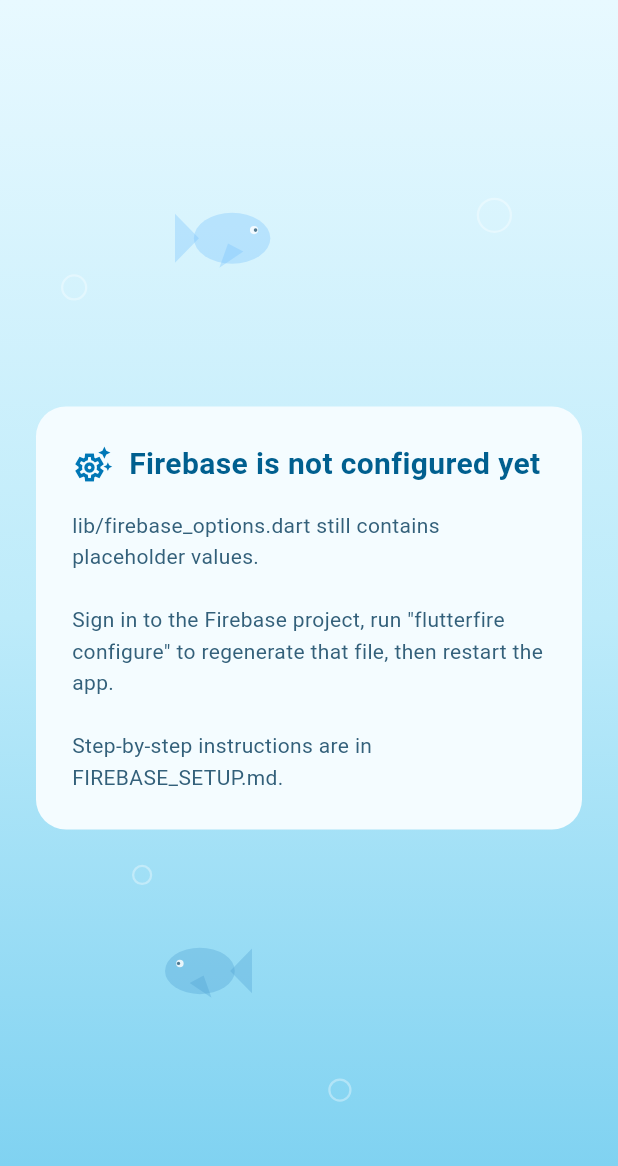
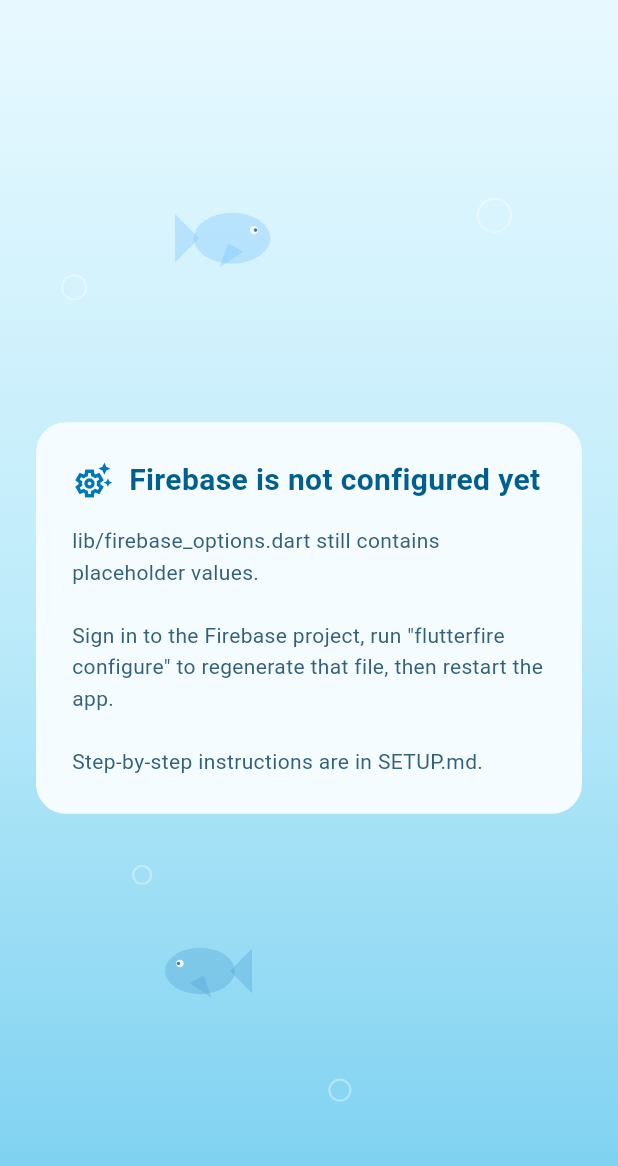
Before and after one commit to DougWinegarden/ultra_planner, a Flutter app: the screen it shows after launch, on a phone screen of 412 x 824 dp. Shown: the top 1166 px of the screen. Run offline on Flutter 3.47's test engine with Material 3 defaults, Android fonts, the phone set to English and light mode, and no system bars; our stand-ins replace cloud_firestore, firebase_auth, firebase_core, shared_preferences; accounts and stored records are empty.

Commit message:
Expand setup docs into a full step-by-step guide
Renames FIREBASE_SETUP.md to SETUP.md and rewrites it to assume nothing is
installed. Adds the prerequisites the previous version took for granted:

- Installing Flutter, Xcode, and CocoaPods
- Installing the Firebase CLI (four options, only one needs Node.js)
- Installing the FlutterFire CLI, including the PATH fix that trips up
  most first-time users
- Creating the Firestore database, and choosing production mode over
  test mode
- `firebase use --add`, which is required because the repo has no
  .firebaserc and `firebase deploy` fails without an active project
- A note that only ios/macos/web exist, so a student not on a Mac can
  only run `-d chrome`

Also adds a verification checklist and a troubleshooting table, and
updates the three in-code references to the old filename, one of which is
displayed on the app's setup screen.

Co-Authored-By: Claude Opus 5 <noreply@anthropic.com>

```diff
--- a/lib/auth/auth_gate.dart
+++ b/lib/auth/auth_gate.dart
@@ -41,7 +41,7 @@ class _AuthGateState extends State<AuthGate> {
             'lib/firebase_options.dart still contains placeholder values.\n\n'
             'Sign in to the Firebase project, run "flutterfire configure" to '
             'regenerate that file, then restart the app.\n\n'
-            'Step-by-step instructions are in FIREBASE_SETUP.md.',
+            'Step-by-step instructions are in SETUP.md.',
       );
     }
 
--- a/lib/data/planner_repository.dart
+++ b/lib/data/planner_repository.dart
@@ -6,7 +6,7 @@ import 'models.dart';
 
 /// Reads and writes the signed-in user's lists and tasks.
 ///
-/// Firestore layout (see FIREBASE_SETUP.md):
+/// Firestore layout (see SETUP.md):
 ///
 ///   lists/{listId}  { ownerId, name, order, createdAt }
 ///   tasks/{taskId}  { ownerId, listId, name, dueDate, isDone, createdAt }
```
Also changed, not shown: lib/firebase_options.dart, 3 other files.
